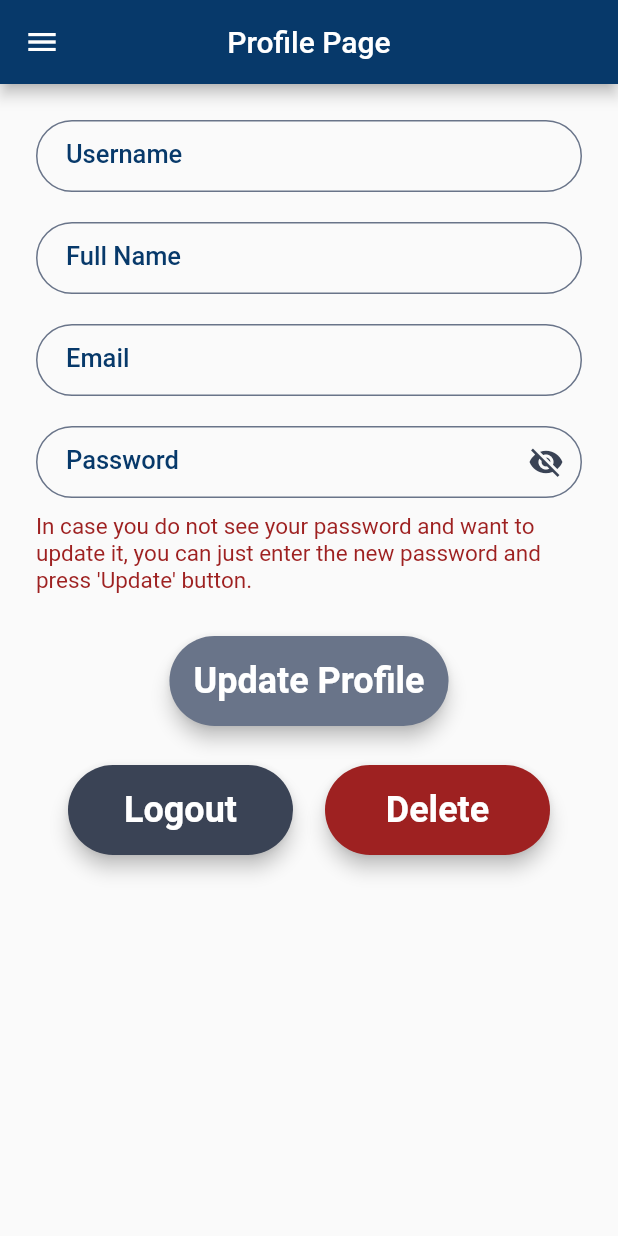
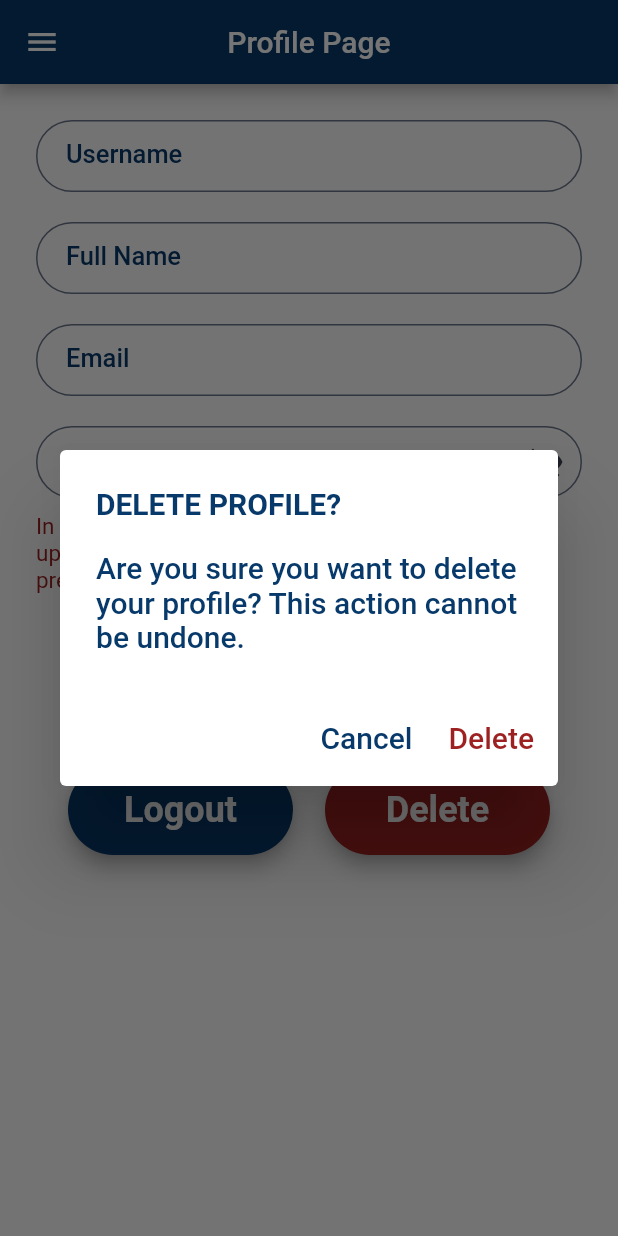
Before and after one commit to aunshpatel/flutter-todo_list, a Flutter app: the ProfilePage screen opened by its route, after a tap on "Delete", on a phone screen of 412 x 824 dp. Run offline on Flutter 3.47's test engine with Material 3 defaults, Android fonts, the phone set to English and light mode, and no system bars; our stand-ins replace equatable, flutter_bloc, shared_preferences; accounts and stored records are empty; network calls fail.

Commit message:
Add delete function & update logout function

```diff
--- a/lib/blocs/profile/profile_bloc.dart
+++ b/lib/blocs/profile/profile_bloc.dart
@@ -1,3 +1,4 @@
+/*
 import 'package:bloc/bloc.dart';
 import '../../repositories/user_repositories.dart';
 import 'profile_event.dart';
@@ -73,3 +74,76 @@ class ProfileBloc extends Bloc<ProfileEvent, ProfileState> {
     }
   }
 }
+*/
+
+import 'package:flutter_bloc/flutter_bloc.dart';
+import '../../repositories/user_repositories.dart';
+import 'profile_event.dart';
+import 'profile_state.dart';
+
+class ProfileBloc extends Bloc<ProfileEvent, ProfileState> {
+  final UserRepository userRepository;
+
+  ProfileBloc({required this.userRepository}) : super(ProfileInitial()) {
+    on<LoadProfile>(_mapLoadProfileToState);
+    on<UpdateProfile>(_mapUpdateProfileToState);
+    on<DeleteProfile>(_mapDeleteProfileToState);
+    on<Logout>(_mapLogoutToState);
+  }
+
+  // Load profile from the repository
+  Future<void> _mapLoadProfileToState(
+      LoadProfile event, Emitter<ProfileState> emit) async {
+    emit(ProfileLoading());
+    try {
+      final profile = await userRepository.getUserProfile();
+      emit(ProfileLoaded(
+        username: profile['username'] ?? '',
+        fullname: profile['fullname'] ?? '',
+        email: profile['email'] ?? '',
+      ));
+    } catch (e) {
+      emit(ProfileFailure(error: 'Failed to load profile: ${e.toString()}'));
+    }
+  }
+
+  // Update profile
+  Future<void> _mapUpdateProfileToState(UpdateProfile event, Emitter<ProfileState> emit) async {
+    emit(ProfileLoading());
+    try {
+      await userRepository.updateProfile(
+        event.userId,
+        event.username,
+        event.fullname,
+        event.email,
+      );
+      emit(ProfileUpdateSuccess());
+    } catch (e) {
+      emit(ProfileUpdateFailure(error: 'Update failed: ${e.toString()}'));
+    }
+  }
+
+  // Delete profile
+  Future<void> _mapDeleteProfileToState(
+      DeleteProfile event, Emitter<ProfileState> emit) async {
+    emit(ProfileLoading());
+    try {
+      await userRepository.deleteProfile();
+      emit(ProfileDeleted());
+    } catch (e) {
+      emit(ProfileFailure(error: 'Deletion failed: ${e.toString()}'));
+    }
+  }
+
+  // Handle logout
+  Future<void> _mapLogoutToState(
+      Logout event, Emitter<ProfileState> emit) async {
+    emit(ProfileLoading());
+    try {
+      await userRepository.logout();
+      emit(LogoutSuccess());
+    } catch (e) {
+      emit(ProfileFailure(error: 'Logout failed: ${e.toString()}'));
+    }
+  }
+}
--- a/lib/blocs/profile/profile_event.dart
+++ b/lib/blocs/profile/profile_event.dart
@@ -1,3 +1,4 @@
+/*
 abstract class ProfileEvent {}
 
 class LoadProfile extends ProfileEvent {}
@@ -17,3 +18,31 @@ class UpdateProfile extends ProfileEvent {
 class DeleteProfile extends ProfileEvent {}
 
 class Logout extends ProfileEvent {}
+*/
+
+abstract class ProfileEvent {}
+
+class LoadProfile extends ProfileEvent {
+  final String userId;
+  LoadProfile({required this.userId});
+}
+
+class UpdateProfile extends ProfileEvent {
+  final String userId;
+  final String username;
+  final String fullname;
+  final String email;
+
+  UpdateProfile({
+    required this.userId,
+    required this.username,
+    required this.fullname,
+    required this.email,
+  });
+}
+
+class DeleteProfile extends ProfileEvent {
+  DeleteProfile();
+}
+
+class Logout extends ProfileEvent {}
--- a/lib/blocs/profile/profile_state.dart
+++ b/lib/blocs/profile/profile_state.dart
@@ -1,3 +1,4 @@
+/*
 abstract class ProfileState {}
 
 class ProfileInitial extends ProfileState {}
@@ -33,3 +34,38 @@ class ProfileFailure extends ProfileState {
 class ProfileDeleted extends ProfileState {}
 
 class LogoutSuccess extends ProfileState {}
+*/
+
+abstract class ProfileState {}
+
+class ProfileInitial extends ProfileState {}
+
+class ProfileLoading extends ProfileState {}
+
+class ProfileLoaded extends ProfileState {
+  final String username;
+  final String fullname;
+  final String email;
+
+  ProfileLoaded({
+    required this.username,
+    required this.fullname,
+    required this.email,
+  });
+}
+
+class ProfileUpdateSuccess extends ProfileState {}
+
+class ProfileUpdateFailure extends ProfileState {
+  final String error;
+  ProfileUpdateFailure({required this.error});
+}
+
+class ProfileFailure extends ProfileState {
+  final String error;
+  ProfileFailure({required this.error});
+}
+
+class ProfileDeleted extends ProfileState {}
+
+class LogoutSuccess extends ProfileState {}
--- a/lib/screens/profile_page.dart
+++ b/lib/screens/profile_page.dart
@@ -1,9 +1,12 @@
 import 'package:flutter/material.dart';
+import 'package:flutter_bloc/flutter_bloc.dart';
 import 'package:shared_preferences/shared_preferences.dart';
 import 'package:todo_list/repositories/user_repositories.dart';
 import 'package:todo_list/screens/widgets/consts.dart';
 import 'package:todo_list/screens/widgets/rounded_buttons.dart';
 import 'package:todo_list/screens/widgets/side_drawer.dart';
+import '../blocs/profile/profile_bloc.dart';
+import '../blocs/profile/profile_event.dart';
 
 class ProfilePage extends StatefulWidget {
   const ProfilePage({super.key});
@@ -127,14 +130,14 @@ class _ProfilePageState extends State<ProfilePage> {
     }
   }
 
-  logoutMessage() async {
+  messageAlertbox(String title, String content) async {
     return showDialog<void>(
       context: context,
       barrierDismissible: false,
       builder: (BuildContext context) {
         return AlertDialog.adaptive(
-          title: const Text('SUCCESS!', style: kLightSemiBoldTextStyle,),
-          content: const Text('You have logged out successfully! You will be redirected to home page now.', style: kLightSemiBoldTextStyle),
+          title: Text(title, style: kBlueBoldTextStyle,),
+          content: Text(content, style: kLightSemiBoldTextStyle),
           actions: <Widget>[
             TextButton(
               child: const Text('OK', style: kLightSemiBoldTextStyle),
@@ -142,6 +145,96 @@ class _ProfilePageState extends State<ProfilePage> {
                 Navigator.pop(context);
                 Navigator.pushReplacementNamed(context, '/home_page');
               },
+            ),
+          ],
+        );
+      },
+    );
+  }
+
+  void _confirmLogout(BuildContext context) {
+    showDialog(
+      context: context,
+      barrierDismissible: false,
+      builder: (context) {
+        return AlertDialog.adaptive(
+          title: Text('LOGOUT?', style: kBlueBoldTextStyle,),
+          content: Text('Are you sure you want to logout?', style: kBlueSize20SemiBoldTextStyle,),
+          actions: [
+            TextButton(
+              onPressed: () => Navigator.pop(context),
+              child: Text('Cancel', style: kBlueSize20SemiBoldTextStyle,),
+            ),
+            TextButton(
+              onPressed: () async{
+                Navigator.pop(context);
+                if (currentUserID != null) {
+                  prefs = await SharedPreferences.getInstance();
+                  await prefs.clear();
+
+                  setState(() {
+                    username = '';
+                    usernameController.text = '';
+                    email = '';
+                    emailController.text = '';
+                    fullname = '';
+                    fullnameController.text = '';
+                    currentUserID = '';
+                    passwordController.text = '';
+                    password = '';
+                    isLoggedIn = false;
+                  });
+                  prefs.setBool('isLoggedIn', isLoggedIn);
+                  messageAlertbox('SUCCESS!', 'You have logged out successfully! You will be redirected to home page now.');
+                }
+              },
+              child: Text('Logout', style: kRedSize20SemiBoldTextStyle,),
+            ),
+          ],
+        );
+      },
+    );
+  }
+
+  void _confirmDelete(BuildContext context) {
+    showDialog(
+      context: context,
+      barrierDismissible: false,
+      builder: (context) {
+        return AlertDialog.adaptive(
+          title: Text('DELETE PROFILE?', style: kBlueBoldTextStyle,),
+          content: Text('Are you sure you want to delete your profile? This action cannot be undone.', style: kBlueSize20SemiBoldTextStyle,),
+          actions: [
+            TextButton(
+              onPressed: () => Navigator.pop(context),
+              child: Text('Cancel', style: kBlueSize20SemiBoldTextStyle,),
+            ),
+            TextButton(
+              onPressed: () async {
+                Navigator.pop(context);
+                if (currentUserID != null) {
+                  context.read<ProfileBloc>().add(DeleteProfile());
+                  prefs = await SharedPreferences.getInstance();
+                  await prefs.clear();
+                  setState(() {
+                    username = '';
+                    usernameController.text = '';
+                    email = '';
+                    emailController.text = '';
+                    fullname = '';
+                    fullnameController.text = '';
+                    currentUserID = '';
+                    passwordController.text = '';
+                    password = '';
+                    isLoggedIn = false;
+                  });
+                  prefs.setBool('isLoggedIn', isLoggedIn);
+
+                  messageAlertbox('SUCCESS!',
+                      'Your profile has been deleted successfully! You will be redirected to home page now.');
+                }
+              },
+              child: Text('Delete', style: kRedSize20SemiBoldTextStyle,),
             ),
           ],
         );
@@ -254,9 +347,10 @@ class _ProfilePageState extends State<ProfilePage> {
                           mainAxisAlignment: MainAxisAlignment.spaceEvenly,
                           children: [
                             RoundedButton(
-                              colour:kDarkTitleColor,
+                              colour:kThemeBlueColor,
                               title:'Logout',
-                              onPress:() async {
+                              onPress:() => _confirmLogout(context),
+                              /*onPress:() async {
                                 prefs = await SharedPreferences.getInstance();
                                 await prefs.clear();
 
@@ -273,18 +367,13 @@ class _ProfilePageState extends State<ProfilePage> {
                                   isLoggedIn = false;
                                 });
                                 prefs.setBool('isLoggedIn', isLoggedIn);
-                                logoutMessage();
-                              },
+                                messageAlertbox('SUCCESS!', 'You have logged out successfully! You will be redirected to home page now.');
+                              },*/
                             ),
                             RoundedButton(
                               colour:kRedColor,
                               title:'Delete',
-                              onPress:() async{
-                                prefs = await SharedPreferences.getInstance();
-                                setState(() {
-                                  // triggerDeleteProfile('WARNING', 'Are you sure you want to delete your profile?');
-                                });
-                              },
+                              onPress:() => _confirmDelete(context),
                             ),
                           ],
                         )
--- a/lib/screens/widgets/consts.dart
+++ b/lib/screens/widgets/consts.dart
@@ -103,12 +103,6 @@ const kSideMenuWhiteSize16Style = TextStyle(
   color: kWhiteColor,
 );
 
-const kLightSemiBoldTextStyle = TextStyle(
-    color: kLightTitleColor,
-    fontSize: 16,
-    fontWeight:FontWeight.w500
-);
-
 const kDarkSemiBoldTextStyle = TextStyle(
     color: kDarkTitleColor,
     fontSize: 16,
@@ -150,6 +144,30 @@ const kDarkBoldTextStyle = TextStyle(
   fontWeight: FontWeight.bold,
   fontSize: 18,
   color: kDarkTitleColor,
+);
+
+const kBlueBoldTextStyle = TextStyle(
+    color: kThemeBlueColor,
+    fontSize: 20,
+    fontWeight:FontWeight.bold
+);
+
+const kLightSemiBoldTextStyle = TextStyle(
+    color: kLightTitleColor,
+    fontSize: 20,
+    fontWeight:FontWeight.w500
+);
+
+const kBlueSize20SemiBoldTextStyle = TextStyle(
+    color: kThemeBlueColor,
+    fontSize: 20,
+    fontWeight:FontWeight.w500
+);
+
+const kRedSize20SemiBoldTextStyle = TextStyle(
+    color: kRedColor,
+    fontSize: 20,
+    fontWeight:FontWeight.w500
 );
 
 const kSideMenuLightTextStyle = TextStyle(
```
Also changed, not shown: lib/main.dart (+11 -1 lines), lib/repositories/user_repositories.dart (+4 -18 lines).
